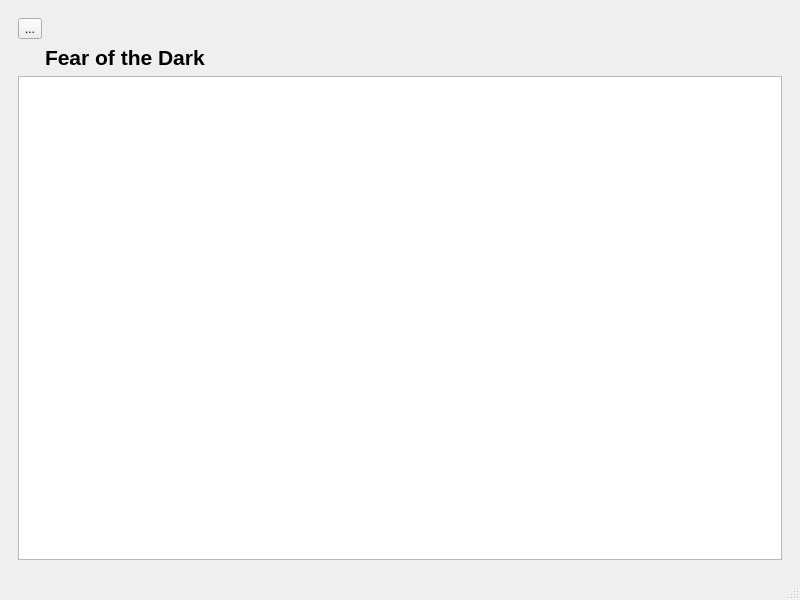
First picture: the form in ui/mainwindow.ui, repository Docheinstein/music-dragon, before the edit.
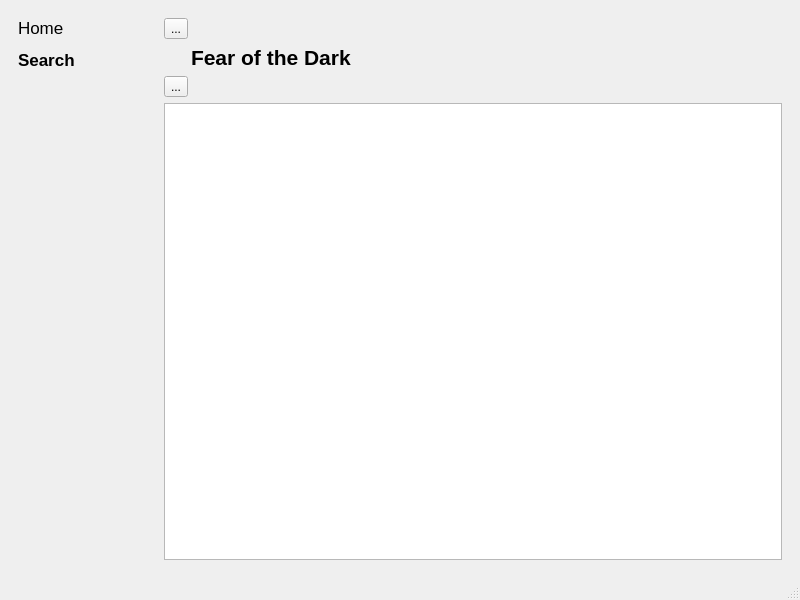
Second picture: the form after the edit. The open tabs and pages were chosen to show the change. Icons and pictures are not drawn.

Diff of the .ui file:
```diff
--- a/ui/mainwindow.ui
+++ b/ui/mainwindow.ui
@@ -14,7 +14,81 @@
    <string>MainWindow</string>
   </property>
   <widget class="QWidget" name="centralwidget">
-   <layout class="QHBoxLayout" name="horizontalLayout_3">
+   <layout class="QHBoxLayout" name="horizontalLayout">
+    <item>
+     <widget class="QWidget" name="widget" native="true">
+      <property name="sizePolicy">
+       <sizepolicy hsizetype="Fixed" vsizetype="Preferred">
+        <horstretch>0</horstretch>
+        <verstretch>0</verstretch>
+       </sizepolicy>
+      </property>
+      <property name="minimumSize">
+       <size>
+        <width>140</width>
+        <height>0</height>
+       </size>
+      </property>
+      <property name="maximumSize">
+       <size>
+        <width>140</width>
+        <height>16777215</height>
+       </size>
+      </property>
+      <layout class="QVBoxLayout" name="verticalLayout_6">
+       <property name="spacing">
+        <number>12</number>
+       </property>
+       <item>
+        <widget class="QLabel" name="homeButton">
+         <property name="font">
+          <font>
+           <pointsize>13</pointsize>
+           <weight>50</weight>
+           <bold>false</bold>
+          </font>
+         </property>
+         <property name="cursor">
+          <cursorShape>PointingHandCursor</cursorShape>
+         </property>
+         <property name="text">
+          <string>Home</string>
+         </property>
+        </widget>
+       </item>
+       <item>
+        <widget class="QLabel" name="searchButton">
+         <property name="font">
+          <font>
+           <pointsize>13</pointsize>
+           <weight>75</weight>
+           <bold>true</bold>
+          </font>
+         </property>
+         <property name="cursor">
+          <cursorShape>PointingHandCursor</cursorShape>
+         </property>
+         <property name="text">
+          <string>Search</string>
+         </property>
+        </widget>
+       </item>
+       <item>
+        <spacer name="verticalSpacer_2">
+         <property name="orientation">
+          <enum>Qt::Vertical</enum>
+         </property>
+         <property name="sizeHint" stdset="0">
+          <size>
+           <width>20</width>
+           <height>40</height>
+          </size>
+         </property>
+        </spacer>
+       </item>
+      </layout>
+     </widget>
+    </item>
     <item>
      <widget class="QStackedWidget" name="stack">
       <property name="currentIndex">
@@ -75,7 +149,7 @@
          </widget>
         </item>
         <item>
-         <layout class="QHBoxLayout" name="horizontalLayout">
+         <layout class="QHBoxLayout" name="albumHeaderLayout">
           <property name="spacing">
            <number>20</number>
           </property>
@@ -134,7 +208,58 @@
          </layout>
         </item>
         <item>
-         <widget class="QListView" name="albumSongs"/>
+         <layout class="QHBoxLayout" name="horizontalLayout_2">
+          <item>
+           <widget class="QToolButton" name="albumDownloadButton">
+            <property name="text">
+             <string>...</string>
+            </property>
+            <property name="icon">
+             <iconset>
+              <normaloff>../res/download.png</normaloff>../res/download.png</iconset>
+            </property>
+            <property name="iconSize">
+             <size>
+              <width>32</width>
+              <height>32</height>
+             </size>
+            </property>
+           </widget>
+          </item>
+          <item>
+           <widget class="QLabel" name="albumDownloadStatus">
+            <property name="text">
+             <string/>
+            </property>
+           </widget>
+          </item>
+          <item>
+           <spacer name="horizontalSpacer_2">
+            <property name="orientation">
+             <enum>Qt::Horizontal</enum>
+            </property>
+            <property name="sizeHint" stdset="0">
+             <size>
+              <width>40</width>
+              <height>20</height>
+             </size>
+            </property>
+           </spacer>
+          </item>
+         </layout>
+        </item>
+        <item>
+         <widget class="QListView" name="albumSongs">
+          <property name="iconSize">
+           <size>
+            <width>64</width>
+            <height>64</height>
+           </size>
+          </property>
+          <property name="spacing">
+           <number>10</number>
+          </property>
+         </widget>
         </item>
        </layout>
       </widget>
```
Left out of the diff: 2 changed lines with no effect on the pictures.
